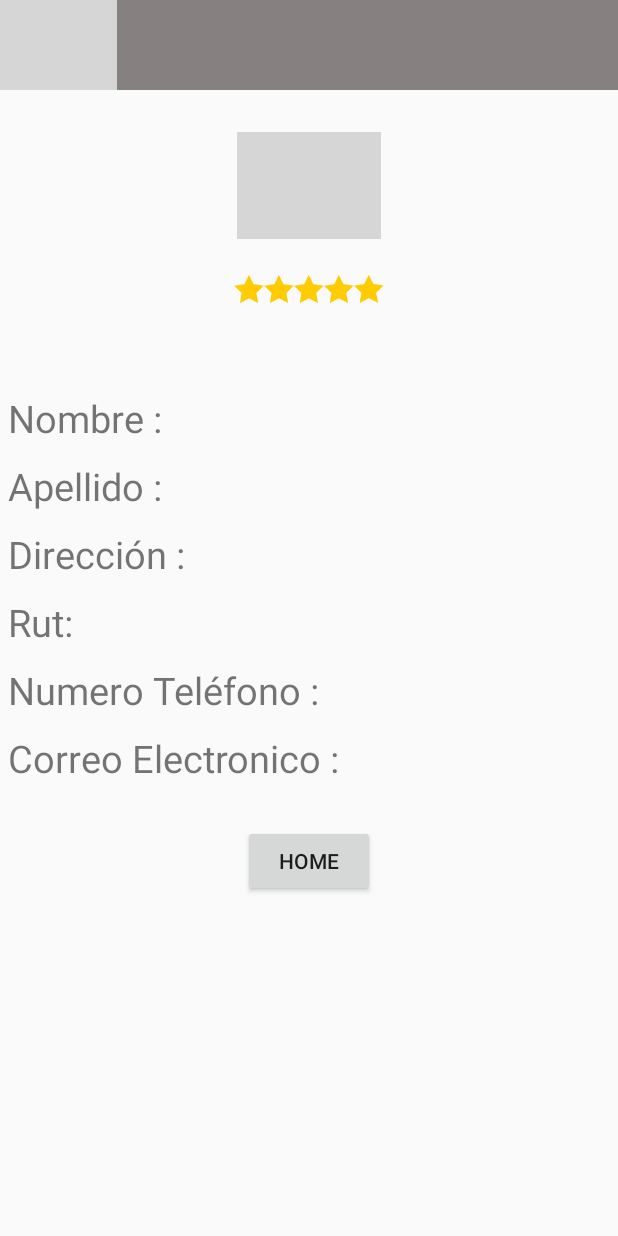
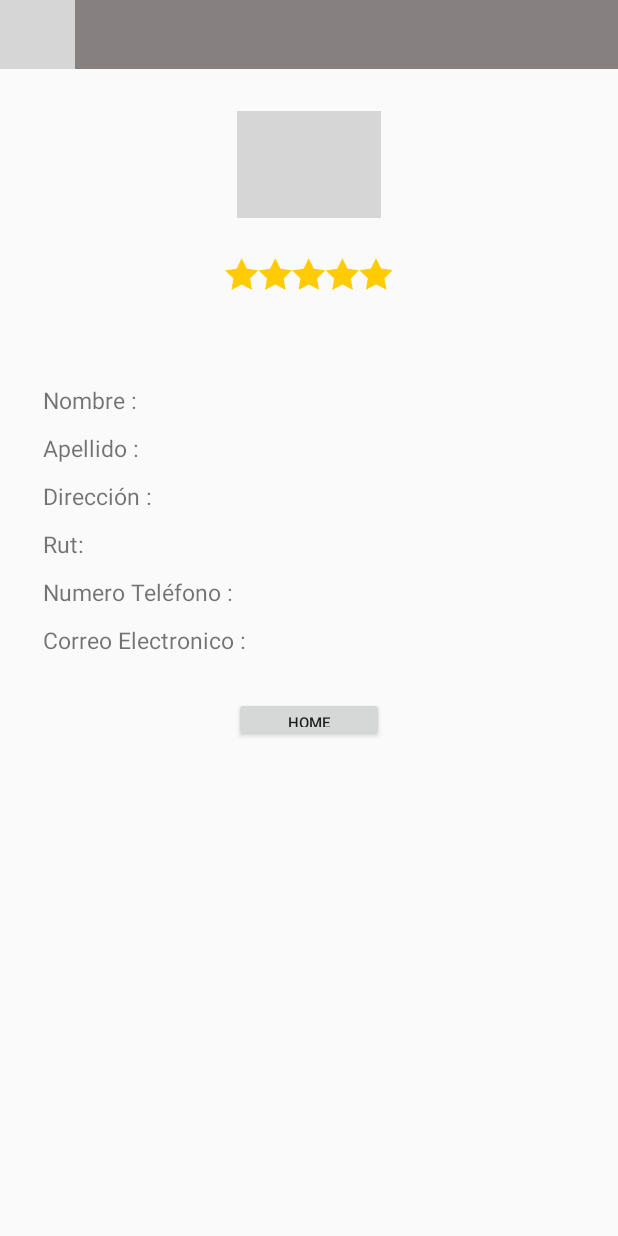
Before and after one commit to equipo2ua/Reciclador, an Android app: the VisualizarPerfil screen opened directly, with no data from a screen before it, on a phone screen of 412 x 824 dp. Run offline under Robolectric (Android 15) with nearby library versions, the phone set to English and light mode, and no system bars; grey boxes are pictures that could not be loaded.

Commit message:
visualizar perfil bak

```diff
--- a/app/src/main/java/com/example/reciclador/Consumer/Response/ApiAdapter.java
+++ b/app/src/main/java/com/example/reciclador/Consumer/Response/ApiAdapter.java
@@ -22,7 +22,7 @@ public class ApiAdapter {
         OkHttpClient.Builder httpClient = new OkHttpClient.Builder();
         httpClient.addInterceptor(logging);
 
-        String baseUrl = "http://192.168.1.120:8000/reciclador/";
+        String baseUrl = "http://192.168.42.42:8000/reciclador/";
 
         if (API_SERVICE == null) {
             Retrofit retrofit = new Retrofit.Builder()
--- a/app/src/main/java/com/example/reciclador/Consumer/Response/ApiService.java
+++ b/app/src/main/java/com/example/reciclador/Consumer/Response/ApiService.java
@@ -7,6 +7,7 @@ import java.util.List;
 
 import retrofit2.Call;
 import retrofit2.http.Body;
+import retrofit2.http.GET;
 import retrofit2.http.Header;
 import retrofit2.http.POST;
 
@@ -17,4 +18,8 @@ public interface ApiService {
 
     @POST("data_api/")
     Call<List> Registro_Reciclador(@Header("Authorization") String Authorization, @Body DataRegistroUsuario RegistroUsuario);
+
+    @POST("detalle_perfil_rest/")
+    Call<List> detalle_perfil_rest(@Header("Authorization")String Authorization, @Body LoginData logindata );
+
 }
--- a/app/src/main/java/com/example/reciclador/InicioSesion.java
+++ b/app/src/main/java/com/example/reciclador/InicioSesion.java
@@ -75,7 +75,7 @@ public class InicioSesion extends AppCompatActivity {
                     );
 
                     // creamos la llamada
-                    Call<List> llamada = ApiAdapter.getApiService().iniciar_sesion("Basic bWF0aWFzdWE6bWF0aTc3", logindata);
+                    Call<List> llamada = ApiAdapter.getApiService().detalle_perfil_rest("basic QWx2YXJvQ29kaWdvOjEyMjMzMw==", logindata);
 
                     llamada.enqueue(new Callback<List>() {
                         @Override
@@ -83,6 +83,9 @@ public class InicioSesion extends AppCompatActivity {
                             if (response.isSuccessful()){
                                 Log.d("Funciona",""+response.body());
                                 Toast.makeText(InicioSesion.this, "Bienvenido Reciclador", Toast.LENGTH_LONG);
+
+                                Intent intentperfil =new Intent(InicioSesion.this, VisualizarPerfil.class );
+                                startActivity(intentperfil);
                             }
 
                         }
--- a/app/src/main/java/com/example/reciclador/MainActivity.java
+++ b/app/src/main/java/com/example/reciclador/MainActivity.java
@@ -12,9 +12,9 @@ public class MainActivity extends AppCompatActivity {
     @Override
     protected void onCreate(Bundle savedInstanceState) {
         super.onCreate(savedInstanceState);
-        setContentView(R.layout.activity_visualizar_perfil);
+        setContentView(R.layout.activity_main);
 
         Intent intencion = new Intent(MainActivity.this, InicioSesion.class);
-        //startActivity(intencion);
+        startActivity(intencion);
     }
 }
--- a/app/src/main/res/layout/activity_visualizar_perfil.xml
+++ b/app/src/main/res/layout/activity_visualizar_perfil.xml
@@ -13,11 +13,12 @@
         app:layout_constraintTop_toTopOf="parent">
 
 
-
         <LinearLayout
             android:id="@+id/LL3"
             android:layout_width="match_parent"
-            android:layout_height="60dp"
+            android:layout_height="46dp"
+            android:layout_alignParentStart="true"
+            android:layout_marginStart="0dp"
             android:background="@color/Plomo"
             android:orientation="vertical"
             app:layout_constraintTop_toTopOf="parent">
@@ -25,8 +26,8 @@
 
             <ImageView
                 android:id="@+id/imageView2"
-                android:layout_width="78dp"
-                android:layout_height="match_parent"
+                android:layout_width="50dp"
+                android:layout_height="50dp"
                 android:padding="2dp"
                 android:src="@drawable/registro">
 
@@ -57,7 +58,7 @@
                 <ImageView
                     android:id="@+id/imageView3"
                     android:layout_width="wrap_content"
-                    android:layout_height="71dp"
+                    android:layout_height="80dp"
                     android:src="@drawable/estrella"
                     android:layout_centerHorizontal="true"
                     android:layout_below="@+id/imageView"/>
@@ -65,120 +66,69 @@
 
                 <LinearLayout
                     android:id="@+id/LL001"
-                    android:layout_width="match_parent"
-                    android:layout_height="match_parent"
+                    android:layout_width="365dp"
+                    android:layout_centerHorizontal="true"
+                    android:layout_height="wrap_content"
                     android:layout_below="@+id/imageView3"
                     android:layout_marginTop="25dp"
                     android:orientation="horizontal">
 
                     <LinearLayout
                         android:id="@+id/LL38"
-                        android:layout_width="wrap_content"
+                        android:layout_width="match_parent"
                         android:layout_height="wrap_content"
                         android:layout_below="@+id/imageView3"
-                        android:orientation="vertical">
-
-                        <TextView
-                            android:layout_width="wrap_content"
-                            android:layout_height="wrap_content"
-                            android:padding="5dp"
-                            android:text="@string/Nombre"
-                            android:textSize="25sp"></TextView>
-
-                        <TextView
-                            android:layout_width="wrap_content"
-                            android:layout_height="wrap_content"
-                            android:padding="5dp"
-                            android:text="@string/Apellido"
-                            android:textSize="25sp"></TextView>
-
-                        <TextView
-                            android:layout_width="wrap_content"
-                            android:layout_height="wrap_content"
-                            android:padding="5dp"
-                            android:text="@string/Dirección"
-                            android:textSize="25sp"></TextView>
-
-                        <TextView
-                            android:layout_width="wrap_content"
-                            android:layout_height="wrap_content"
-                            android:padding="5dp"
-                            android:text="@string/Rut"
-                            android:textSize="25sp"></TextView>
-
-                        <TextView
-                            android:layout_width="wrap_content"
-                            android:layout_height="wrap_content"
-                            android:padding="5dp"
-                            android:text="@string/NumeroTe"
-                            android:textSize="25sp"></TextView>
-
-                        <TextView
-                            android:layout_width="wrap_content"
-                            android:layout_height="wrap_content"
-                            android:padding="5dp"
-                            android:text="@string/Correo"
-                            android:textSize="25sp"></TextView>
-                    </LinearLayout>
-
-
-                    <LinearLayout
-                        android:layout_width="wrap_content"
-                        android:layout_height="wrap_content"
-                        android:layout_toRightOf="@+id/LL38"
                         android:orientation="vertical">
 
                         <TextView
                             android:id="@+id/tv001"
                             android:layout_width="wrap_content"
                             android:layout_height="wrap_content"
-                            android:padding="5sp"
-                            android:text="@string/vacio"
-                            android:textSize="25sp"></TextView>
+                            android:padding="5dp"
+                            android:text="@string/Nombre"
+                            android:textSize="15sp"></TextView>
 
                         <TextView
                             android:id="@+id/tv002"
                             android:layout_width="wrap_content"
                             android:layout_height="wrap_content"
                             android:padding="5dp"
-                            android:text="@string/vacio"
-                            android:textSize="25sp"></TextView>
+                            android:text="@string/Apellido"
+                            android:textSize="15sp"></TextView>
 
                         <TextView
                             android:id="@+id/tv003"
                             android:layout_width="wrap_content"
                             android:layout_height="wrap_content"
                             android:padding="5dp"
-                            android:text="@string/vacio"
-                            android:textSize="25sp"></TextView>
+                            android:text="@string/Dirección"
+                            android:textSize="15sp"></TextView>
 
                         <TextView
                             android:id="@+id/tv004"
                             android:layout_width="wrap_content"
                             android:layout_height="wrap_content"
                             android:padding="5dp"
-                            android:text="@string/vacio"
-                            android:textSize="25sp"></TextView>
+                            android:text="@string/Rut"
+                            android:textSize="15sp"></TextView>
 
                         <TextView
                             android:id="@+id/tv005"
                             android:layout_width="wrap_content"
                             android:layout_height="wrap_content"
                             android:padding="5dp"
-                            android:text="@string/vacio"
-                            android:textSize="25sp"></TextView>
+                            android:text="@string/NumeroTe"
+                            android:textSize="15sp"></TextView>
+
                         <TextView
                             android:id="@+id/tv006"
                             android:layout_width="wrap_content"
                             android:layout_height="wrap_content"
                             android:padding="5dp"
-                            android:text="@string/vacio"
-                            android:textSize="25sp">
-                        </TextView>
+                            android:text="@string/Correo"
+                            android:textSize="15sp"></TextView>
 
                     </LinearLayout>
-
-
 
                 </LinearLayout>
                 <Button
@@ -186,9 +136,9 @@
                     android:layout_centerHorizontal="true"
                     android:layout_below="@+id/LL001"
                     android:id="@+id/button6"
-                    android:layout_width="wrap_content"
-                    android:layout_height="wrap_content"
-                    android:layout_weight="1"
+                    android:layout_width="100dp"
+                    android:layout_height="30dp"
+                    android:textSize="10sp"
                     android:text="@string/Home" />
 
 
```
